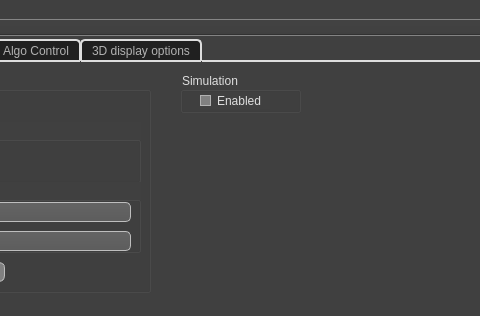
Qt form src/AWLQtDemo/awlqtdemo.ui (samanwaya-jena/EVAL-ADAL6110-16-GUI) before a commit; both pictures show x 352 to 832 and y 0 to 316 of the 1042 by 316 pixel window.
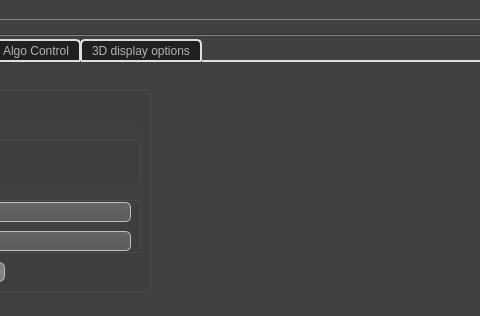
The same form after that commit. The open tabs and pages were chosen to show the change. Icons and pictures are not drawn.

```diff
--- a/src/AWLQtDemo/awlqtdemo.ui
+++ b/src/AWLQtDemo/awlqtdemo.ui
@@ -1788,44 +1788,6 @@
        </widget>
       </widget>
      </widget>
-     <widget class="QGroupBox" name="injectSimulatedGroupBox">
-      <property name="geometry">
-       <rect>
-        <x>520</x>
-        <y>10</y>
-        <width>121</width>
-        <height>41</height>
-       </rect>
-      </property>
-      <property name="title">
-       <string>Simulation</string>
-      </property>
-      <widget class="QCheckBox" name="injectSimulatedCheckbox">
-       <property name="geometry">
-        <rect>
-         <x>20</x>
-         <y>20</y>
-         <width>70</width>
-         <height>17</height>
-        </rect>
-       </property>
-       <property name="text">
-        <string>Enabled</string>
-       </property>
-       <property name="checkable">
-        <bool>true</bool>
-       </property>
-       <property name="checked">
-        <bool>false</bool>
-       </property>
-       <property name="autoRepeat">
-        <bool>false</bool>
-       </property>
-       <property name="tristate">
-        <bool>false</bool>
-       </property>
-      </widget>
-     </widget>
     </widget>
     <widget class="QWidget" name="statusTab">
      <attribute name="title">
```
Left out of the diff: 19 changed lines with no effect on the pictures.
